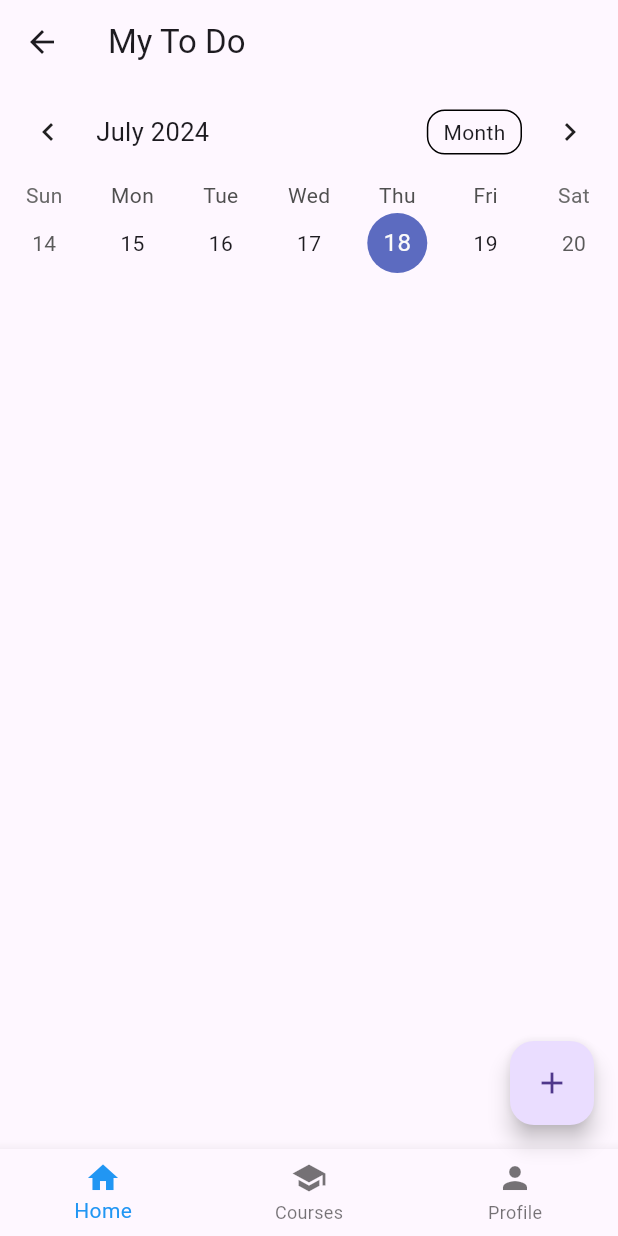
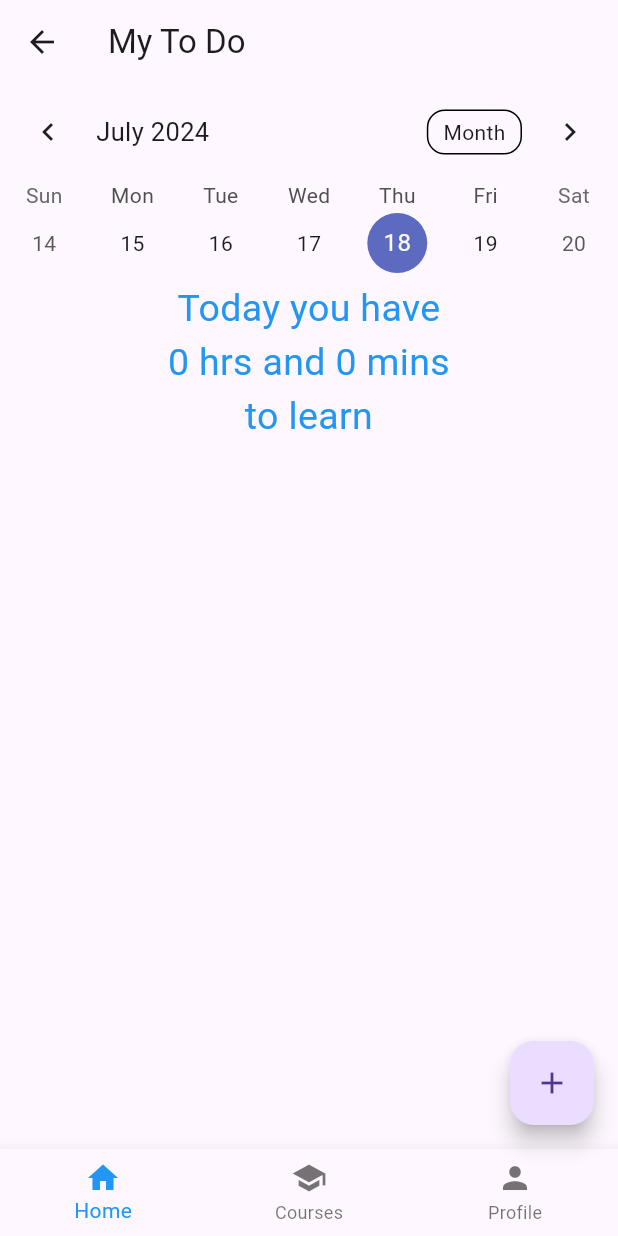
Before and after one commit to asiripr/priolearn, a Flutter app: the ToDoHome screen opened directly, on a phone screen of 412 x 824 dp. Run offline on Flutter 3.47's test engine with Material 3 defaults, Android fonts, the phone set to English and light mode, and no system bars; drawn by our look-alikes of table_calendar; our stand-ins replace audioplayers, cloud_firestore, firebase_auth, firebase_core, firebase_storage, image_picker; missing offline and left inert: molten_navigationbar_flutter; accounts and stored records are empty.

Commit message:
added duration to todo home

```diff
--- a/lib/to_do/to_do_home.dart
+++ b/lib/to_do/to_do_home.dart
@@ -14,6 +14,8 @@ class ToDoHome extends StatefulWidget {
 class _ToDoHomeState extends State<ToDoHome> {
   DateTime _selectedDate = DateTime.now();
   CalendarFormat _calendarFormat = CalendarFormat.week;
+
+  int _totalMinutes = 0;
 
   @override
   Widget build(BuildContext context) {
@@ -42,6 +44,48 @@ class _ToDoHomeState extends State<ToDoHome> {
               });
             },
           ),
+          // ------ display total learning time -------
+          StreamBuilder(
+            stream: FirebaseFirestore.instance.collection('tasks').where('type', isEqualTo: 'Academic').snapshots(),
+            builder: (context, snapshot){
+              if (!snapshot.hasData) {
+                return CircularProgressIndicator();
+              }
+              else{
+                var items = snapshot.data!.docs;
+                _totalMinutes = 0;
+                for(var item in items){
+                  dynamic dateData = item['date'];
+                  DateTime date = DateTime.now();
+
+                  if (dateData is Timestamp) {
+                    date = dateData.toDate();
+                  }else if(dateData is String){
+                    date = DateTime.parse(dateData);
+                  }
+
+                  if (isSameDay(date, _selectedDate)) {
+                    _totalMinutes += item['duration'] as int;
+                  }
+                }
+
+                int hours = _totalMinutes~/60;
+                int minutes = _totalMinutes%60;
+
+                return Text(
+                  "Today you have \n${hours} hrs and ${minutes} mins \nto learn",
+                  style: const TextStyle(
+                    fontSize: 25,
+                    color: Colors.blue,
+                  ),
+                  textAlign: TextAlign.center,
+                );
+              }
+            }
+          ),
+
+
+          // ------------------------------------------
           Expanded(
               child: StreamBuilder<QuerySnapshot>(
             stream: FirebaseFirestore.instance.collection('tasks').snapshots(),
```
